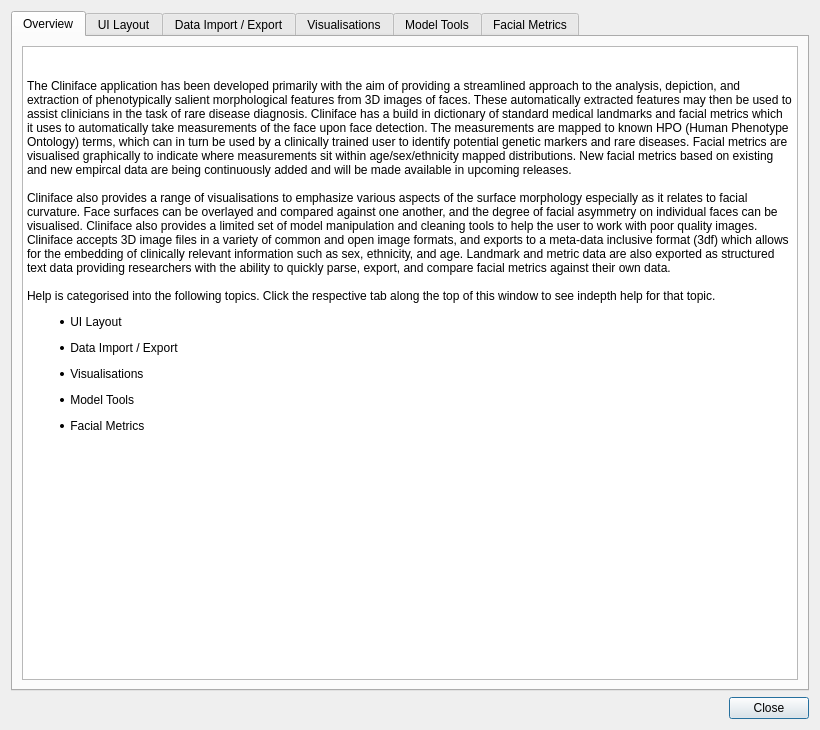
The window that forms/HelpDialog.ui (frontiersi/Cliniface) describes before a commit, drawn with Qt 5.
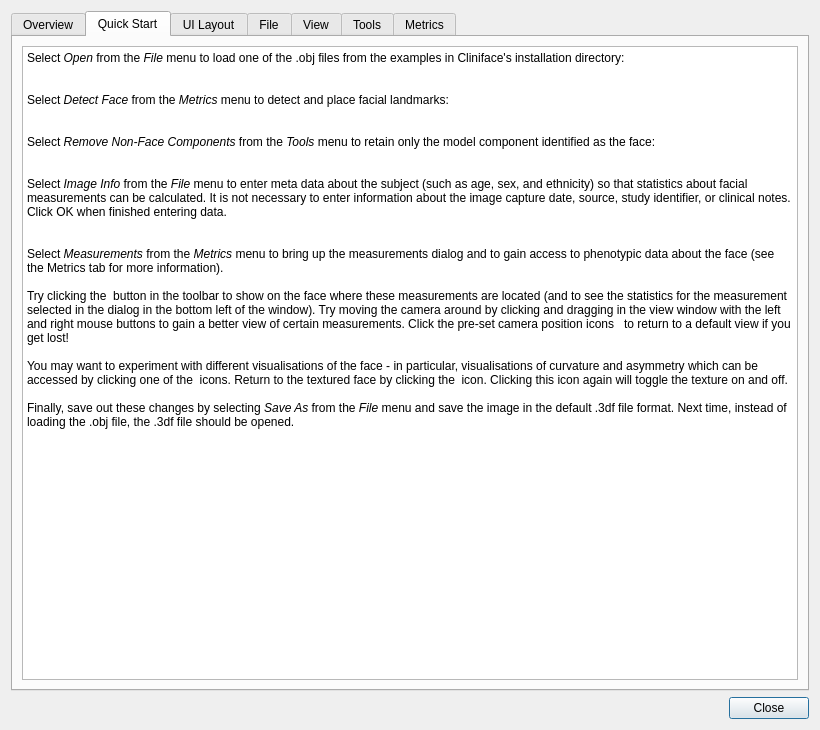
The same window after the commit. The open tabs and pages were chosen to show the change. Icons and pictures are not drawn.

The edit to the form file:
```diff
--- a/forms/HelpDialog.ui
+++ b/forms/HelpDialog.ui
@@ -55,16 +55,18 @@
 &lt;/style&gt;&lt;/head&gt;&lt;body style=&quot; font-family:'Noto Sans'; font-size:9pt; font-weight:400; font-style:normal;&quot;&gt;
 &lt;p align=&quot;center&quot; style=&quot; margin-top:0px; margin-bottom:0px; margin-left:0px; margin-right:0px; -qt-block-indent:0; text-indent:0px;&quot;&gt;&lt;img src=&quot;:/logos/LARGE_LOGO&quot; /&gt;&lt;/p&gt;
 &lt;p style=&quot;-qt-paragraph-type:empty; margin-top:0px; margin-bottom:0px; margin-left:0px; margin-right:0px; -qt-block-indent:0; text-indent:0px;&quot;&gt;&lt;br /&gt;&lt;/p&gt;
-&lt;p style=&quot; margin-top:0px; margin-bottom:0px; margin-left:0px; margin-right:0px; -qt-block-indent:0; text-indent:0px;&quot;&gt;The Cliniface application has been developed primarily with the aim of providing a streamlined approach to the analysis, depiction, and extraction of phenotypically salient morphological features from 3D images of faces. These automatically extracted features may then be used to assist clinicians in the task of rare disease diagnosis. Cliniface has a build in dictionary of standard medical landmarks and facial metrics which it uses to automatically take measurements of the face upon face detection. The measurements are mapped to known HPO (Human Phenotype Ontology) terms, which can in turn be used by a clinically trained user to identify potential genetic markers and rare diseases. Facial metrics are visualised graphically to indicate where measurements sit within age/sex/ethnicity mapped distributions. New facial metrics based on existing and new empircal data are being continuously added and will be made available in upcoming releases.&lt;/p&gt;
+&lt;p style=&quot; margin-top:0px; margin-bottom:0px; margin-left:0px; margin-right:0px; -qt-block-indent:0; text-indent:0px;&quot;&gt;The Cliniface application has been developed primarily with the aim of providing a streamlined approach to the analysis, depiction, and extraction of phenotypically salient morphological features from 3D images of faces. These automatically extracted features may then be used to assist clinicians in the task of rare disease diagnosis. Cliniface has a built-in dictionary of standard medical landmarks and facial metrics which it uses to automatically take measurements of the face upon landmark detection. The measurements are mapped to known HPO (Human Phenotype Ontology) terms, which can in turn be used by a clinically trained user to identify potential genetic markers and rare diseases. Facial metrics are visualised graphically to indicate where measurements sit within age/sex/ethnicity mapped distributions. New facial metrics based on existing and new empircal data are being continuously added and will be made available in upcoming releases.&lt;/p&gt;
 &lt;p style=&quot;-qt-paragraph-type:empty; margin-top:0px; margin-bottom:0px; margin-left:0px; margin-right:0px; -qt-block-indent:0; text-indent:0px;&quot;&gt;&lt;br /&gt;&lt;/p&gt;
 &lt;p style=&quot; margin-top:0px; margin-bottom:0px; margin-left:0px; margin-right:0px; -qt-block-indent:0; text-indent:0px;&quot;&gt;Cliniface also provides a range of visualisations to emphasize various aspects of the surface morphology especially as it relates to facial curvature. Face surfaces can be overlayed and compared against one another, and the degree of facial asymmetry on individual faces can be visualised. Cliniface also provides a limited set of model manipulation and cleaning tools to help the user to work with poor quality images. Cliniface accepts 3D image files in a variety of common and open image formats, and exports to a meta-data inclusive format (3df) which allows for the embedding of clinically relevant information such as sex, ethnicity, and age. Landmark and metric data are also exported as structured text data providing researchers with the ability to quickly parse, export, and compare facial metrics against their own data.&lt;/p&gt;
 &lt;p style=&quot;-qt-paragraph-type:empty; margin-top:0px; margin-bottom:0px; margin-left:0px; margin-right:0px; -qt-block-indent:0; text-indent:0px;&quot;&gt;&lt;br /&gt;&lt;/p&gt;
-&lt;p style=&quot; margin-top:0px; margin-bottom:0px; margin-left:0px; margin-right:0px; -qt-block-indent:0; text-indent:0px;&quot;&gt;Help is categorised into the following topics. Click the respective tab along the top of this window to see indepth help for that topic.&lt;/p&gt;
-&lt;ul style=&quot;margin-top: 0px; margin-bottom: 0px; margin-left: 0px; margin-right: 0px; -qt-list-indent: 1;&quot;&gt;&lt;li style=&quot; margin-top:12px; margin-bottom:12px; margin-left:0px; margin-right:0px; -qt-block-indent:0; text-indent:0px;&quot;&gt; UI Layout&lt;/li&gt;
-&lt;li style=&quot; margin-top:12px; margin-bottom:12px; margin-left:0px; margin-right:0px; -qt-block-indent:0; text-indent:0px;&quot;&gt; Data Import / Export&lt;/li&gt;
-&lt;li style=&quot; margin-top:12px; margin-bottom:12px; margin-left:0px; margin-right:0px; -qt-block-indent:0; text-indent:0px;&quot;&gt; Visualisations&lt;/li&gt;
-&lt;li style=&quot; margin-top:12px; margin-bottom:12px; margin-left:0px; margin-right:0px; -qt-block-indent:0; text-indent:0px;&quot;&gt; Model Tools&lt;/li&gt;
-&lt;li style=&quot; margin-top:12px; margin-bottom:12px; margin-left:0px; margin-right:0px; -qt-block-indent:0; text-indent:0px;&quot;&gt; Facial Metrics&lt;/li&gt;&lt;/ul&gt;&lt;/body&gt;&lt;/html&gt;</string>
+&lt;p style=&quot; margin-top:0px; margin-bottom:0px; margin-left:0px; margin-right:0px; -qt-block-indent:0; text-indent:0px;&quot;&gt;A quick start tutorial is provided along with more detailed information about the various aspects of Cliniface's functionality. These help pages can be accessed by clicking the respective tab along the top edge of this window.&lt;/p&gt;
+&lt;p style=&quot;-qt-paragraph-type:empty; margin-top:0px; margin-bottom:0px; margin-left:0px; margin-right:0px; -qt-block-indent:0; text-indent:0px;&quot;&gt;&lt;br /&gt;&lt;/p&gt;
+&lt;p style=&quot; margin-top:0px; margin-bottom:0px; margin-left:0px; margin-right:0px; -qt-block-indent:0; text-indent:0px;&quot;&gt;&lt;span style=&quot; font-size:11pt; font-weight:600;&quot;&gt;Application Preferences&lt;/span&gt;&lt;/p&gt;
+&lt;p style=&quot; margin-top:0px; margin-bottom:0px; margin-left:0px; margin-right:0px; -qt-block-indent:0; text-indent:0px;&quot;&gt;Cliniface depends upon some external programs to do parts of its work. The bin/prefs.lua file in Cliniface's installation directory provides the locations of these programs. In particular, PDF report generation depends upon the presence of a working minimal LaTeX distribution. For Windows users, a minimal LaTeX distribution with the necessary packages is provided as part of the installation. Linux users should leverage their existing LaTeX installation however. By default under Linux, it is assumed that LaTeX is installed system wide and the default location of the required program (pdflatex) is set as &amp;quot;/usr/bin/pdflatex&amp;quot;. Linux users should change this string if necessary.&lt;/p&gt;
+&lt;p style=&quot;-qt-paragraph-type:empty; margin-top:0px; margin-bottom:0px; margin-left:0px; margin-right:0px; -qt-block-indent:0; text-indent:0px;&quot;&gt;&lt;br /&gt;&lt;/p&gt;
+&lt;p style=&quot; margin-top:0px; margin-bottom:0px; margin-left:0px; margin-right:0px; -qt-block-indent:0; text-indent:0px;&quot;&gt;For nice looking reports, the generated charts can make use of Inkscape's LaTeX PDF export functionality to ensure that fonts remain consistent and the image scales to the correct DPI. For this to work, Inkscape should be installed and the inkscape executable set correctly in prefs.lua. If Inkscape is not installed, charts inside PDF reports will be embedded as PNGs.&lt;/p&gt;
+&lt;p style=&quot;-qt-paragraph-type:empty; margin-top:0px; margin-bottom:0px; margin-left:0px; margin-right:0px; -qt-block-indent:0; text-indent:0px;&quot;&gt;&lt;br /&gt;&lt;/p&gt;
+&lt;p style=&quot; margin-top:0px; margin-bottom:0px; margin-left:0px; margin-right:0px; -qt-block-indent:0; text-indent:0px;&quot;&gt;Cliniface will also automatically open generated PDFs using the PDF viewer set in prefs.lua. Windows users should install Adobe Acrobat Reader if possible since generated reports include manipulable 3D models which can only be viewed using Adobe Reader (at time of writing). Adobe Reader with 3D content support is not available for Linux (at time of writing), but an alternative PDF viewer can be set in prefs.lua (by default this is set as /usr/bin/evince). Under Windows, the Adobe Reader executable is expected to be found in the default installation location for the 32 bit version of the program i.e. &amp;quot;/Program Files (x86)/Adobe/Acrobat Reader DC/Reader/AcroRd32.exe&amp;quot; . If installed in a different location (or using the 64 bit version), you will have to edit this string to point to the correct executable.&lt;/p&gt;&lt;/body&gt;&lt;/html&gt;</string>
          </property>
          <property name="openExternalLinks">
           <bool>true</bool>
@@ -73,6 +75,44 @@
        </item>
       </layout>
      </widget>
+     <widget class="QWidget" name="tab_7">
+      <attribute name="title">
+       <string>Quick Start</string>
+      </attribute>
+      <layout class="QVBoxLayout" name="verticalLayout_8">
+       <item>
+        <widget class="QTextBrowser" name="textBrowser_7">
+         <property name="html">
+          <string>&lt;!DOCTYPE HTML PUBLIC &quot;-//W3C//DTD HTML 4.0//EN&quot; &quot;http://www.w3.org/TR/REC-html40/strict.dtd&quot;&gt;
+&lt;html&gt;&lt;head&gt;&lt;meta name=&quot;qrichtext&quot; content=&quot;1&quot; /&gt;&lt;style type=&quot;text/css&quot;&gt;
+p, li { white-space: pre-wrap; }
+&lt;/style&gt;&lt;/head&gt;&lt;body style=&quot; font-family:'Noto Sans'; font-size:9pt; font-weight:400; font-style:normal;&quot;&gt;
+&lt;p style=&quot; margin-top:0px; margin-bottom:0px; margin-left:0px; margin-right:0px; -qt-block-indent:0; text-indent:0px;&quot;&gt;Select &lt;span style=&quot; font-style:italic;&quot;&gt;Open&lt;/span&gt; from the &lt;span style=&quot; font-style:italic;&quot;&gt;File&lt;/span&gt; menu to load one of the .obj files from the examples in Cliniface's installation directory:&lt;/p&gt;
+&lt;p style=&quot; margin-top:0px; margin-bottom:0px; margin-left:0px; margin-right:0px; -qt-block-indent:0; text-indent:0px;&quot;&gt;&lt;img src=&quot;:/images/QS0&quot; /&gt;&lt;/p&gt;
+&lt;p style=&quot;-qt-paragraph-type:empty; margin-top:0px; margin-bottom:0px; margin-left:0px; margin-right:0px; -qt-block-indent:0; text-indent:0px;&quot;&gt;&lt;br /&gt;&lt;/p&gt;
+&lt;p style=&quot; margin-top:0px; margin-bottom:0px; margin-left:0px; margin-right:0px; -qt-block-indent:0; text-indent:0px;&quot;&gt;Select &lt;span style=&quot; font-style:italic;&quot;&gt;Detect Face&lt;/span&gt; from the &lt;span style=&quot; font-style:italic;&quot;&gt;Metrics&lt;/span&gt; menu to detect and place facial landmarks:&lt;/p&gt;
+&lt;p style=&quot; margin-top:0px; margin-bottom:0px; margin-left:0px; margin-right:0px; -qt-block-indent:0; text-indent:0px;&quot;&gt;&lt;img src=&quot;:/images/QS1&quot; /&gt;&lt;/p&gt;
+&lt;p style=&quot;-qt-paragraph-type:empty; margin-top:0px; margin-bottom:0px; margin-left:0px; margin-right:0px; -qt-block-indent:0; text-indent:0px;&quot;&gt;&lt;br /&gt;&lt;/p&gt;
+&lt;p style=&quot; margin-top:0px; margin-bottom:0px; margin-left:0px; margin-right:0px; -qt-block-indent:0; text-indent:0px;&quot;&gt;Select &lt;span style=&quot; font-style:italic;&quot;&gt;Remove Non-Face Components&lt;/span&gt; from the &lt;span style=&quot; font-style:italic;&quot;&gt;Tools&lt;/span&gt; menu to retain only the model component identified as the face:&lt;/p&gt;
+&lt;p style=&quot; margin-top:0px; margin-bottom:0px; margin-left:0px; margin-right:0px; -qt-block-indent:0; text-indent:0px;&quot;&gt;&lt;img src=&quot;:/images/QS2&quot; /&gt;&lt;/p&gt;
+&lt;p style=&quot;-qt-paragraph-type:empty; margin-top:0px; margin-bottom:0px; margin-left:0px; margin-right:0px; -qt-block-indent:0; text-indent:0px;&quot;&gt;&lt;br /&gt;&lt;/p&gt;
+&lt;p style=&quot; margin-top:0px; margin-bottom:0px; margin-left:0px; margin-right:0px; -qt-block-indent:0; text-indent:0px;&quot;&gt;Select &lt;span style=&quot; font-style:italic;&quot;&gt;Image Info&lt;/span&gt; from the &lt;span style=&quot; font-style:italic;&quot;&gt;File&lt;/span&gt; menu to enter meta data about the subject (such as age, sex, and ethnicity) so that statistics about facial measurements can be calculated. It is not necessary to enter information about the image capture date, source, study identifier, or clinical notes. Click OK when finished entering data.&lt;/p&gt;
+&lt;p style=&quot; margin-top:0px; margin-bottom:0px; margin-left:0px; margin-right:0px; -qt-block-indent:0; text-indent:0px;&quot;&gt;&lt;img src=&quot;:/images/QS3&quot; /&gt;&lt;/p&gt;
+&lt;p style=&quot;-qt-paragraph-type:empty; margin-top:0px; margin-bottom:0px; margin-left:0px; margin-right:0px; -qt-block-indent:0; text-indent:0px;&quot;&gt;&lt;br /&gt;&lt;/p&gt;
+&lt;p style=&quot; margin-top:0px; margin-bottom:0px; margin-left:0px; margin-right:0px; -qt-block-indent:0; text-indent:0px;&quot;&gt;Select &lt;span style=&quot; font-style:italic;&quot;&gt;Measurements&lt;/span&gt; from the &lt;span style=&quot; font-style:italic;&quot;&gt;Metrics&lt;/span&gt; menu to bring up the measurements dialog and to gain access to phenotypic data about the face (see the Metrics tab for more information).&lt;/p&gt;
+&lt;p style=&quot;-qt-paragraph-type:empty; margin-top:0px; margin-bottom:0px; margin-left:0px; margin-right:0px; -qt-block-indent:0; text-indent:0px;&quot;&gt;&lt;br /&gt;&lt;/p&gt;
+&lt;p style=&quot; margin-top:0px; margin-bottom:0px; margin-left:0px; margin-right:0px; -qt-block-indent:0; text-indent:0px;&quot;&gt;Try clicking the &lt;img src=&quot;:/icons/METRICS&quot; /&gt; button in the toolbar to show on the face where these measurements are located (and to see the statistics for the measurement selected in the dialog in the bottom left of the window). Try moving the camera around by clicking and dragging in the view window with the left and right mouse buttons to gain a better view of certain measurements. Click the pre-set camera position icons  &lt;img src=&quot;:/images/QS7&quot; /&gt; to return to a default view if you get lost!&lt;/p&gt;
+&lt;p style=&quot; margin-top:0px; margin-bottom:0px; margin-left:0px; margin-right:0px; -qt-block-indent:0; text-indent:0px;&quot;&gt;&lt;img src=&quot;:/images/QS4&quot; /&gt;&lt;/p&gt;
+&lt;p style=&quot; margin-top:0px; margin-bottom:0px; margin-left:0px; margin-right:0px; -qt-block-indent:0; text-indent:0px;&quot;&gt; &lt;/p&gt;
+&lt;p style=&quot; margin-top:0px; margin-bottom:0px; margin-left:0px; margin-right:0px; -qt-block-indent:0; text-indent:0px;&quot;&gt;You may want to experiment with different visualisations of the face - in particular, visualisations of curvature and asymmetry which can be accessed by clicking one of the &lt;img src=&quot;:/images/QS5&quot; /&gt; icons. Return to the textured face by clicking the &lt;img src=&quot;:/images/QS6&quot; /&gt; icon. Clicking this icon again will toggle the texture on and off.&lt;/p&gt;
+&lt;p style=&quot;-qt-paragraph-type:empty; margin-top:0px; margin-bottom:0px; margin-left:0px; margin-right:0px; -qt-block-indent:0; text-indent:0px;&quot;&gt;&lt;br /&gt;&lt;/p&gt;
+&lt;p style=&quot; margin-top:0px; margin-bottom:0px; margin-left:0px; margin-right:0px; -qt-block-indent:0; text-indent:0px;&quot;&gt;Finally, save out these changes by selecting &lt;span style=&quot; font-style:italic;&quot;&gt;Save As&lt;/span&gt; from the &lt;span style=&quot; font-style:italic;&quot;&gt;File&lt;/span&gt; menu and save the image in the default .3df file format. Next time, instead of loading the .obj file, the .3df file should be opened.&lt;/p&gt;
+&lt;p style=&quot;-qt-paragraph-type:empty; margin-top:0px; margin-bottom:0px; margin-left:0px; margin-right:0px; -qt-block-indent:0; text-indent:0px;&quot;&gt;&lt;br /&gt;&lt;/p&gt;&lt;/body&gt;&lt;/html&gt;</string>
+         </property>
+        </widget>
+       </item>
+      </layout>
+     </widget>
      <widget class="QWidget" name="tab_6">
       <attribute name="title">
        <string>UI Layout</string>
@@ -116,7 +156,7 @@
      </widget>
      <widget class="QWidget" name="tab_2">
       <attribute name="title">
-       <string>Data Import / Export</string>
+       <string>File</string>
       </attribute>
       <layout class="QVBoxLayout" name="verticalLayout_3">
        <item>
@@ -152,7 +192,7 @@
      </widget>
      <widget class="QWidget" name="tab_4">
       <attribute name="title">
-       <string>Visualisations</string>
+       <string>View</string>
       </attribute>
       <layout class="QVBoxLayout" name="verticalLayout_5">
        <item>
@@ -203,7 +243,7 @@
      </widget>
      <widget class="QWidget" name="tab_3">
       <attribute name="title">
-       <string>Model Tools</string>
+       <string>Tools</string>
       </attribute>
       <layout class="QVBoxLayout" name="verticalLayout_4">
        <item>
@@ -248,7 +288,7 @@
      </widget>
      <widget class="QWidget" name="tab_5">
       <attribute name="title">
-       <string>Facial Metrics</string>
+       <string>Metrics</string>
       </attribute>
       <layout class="QVBoxLayout" name="verticalLayout_6">
        <item>
```
Left out of the diff: 69 changed lines with no effect on the pictures.
